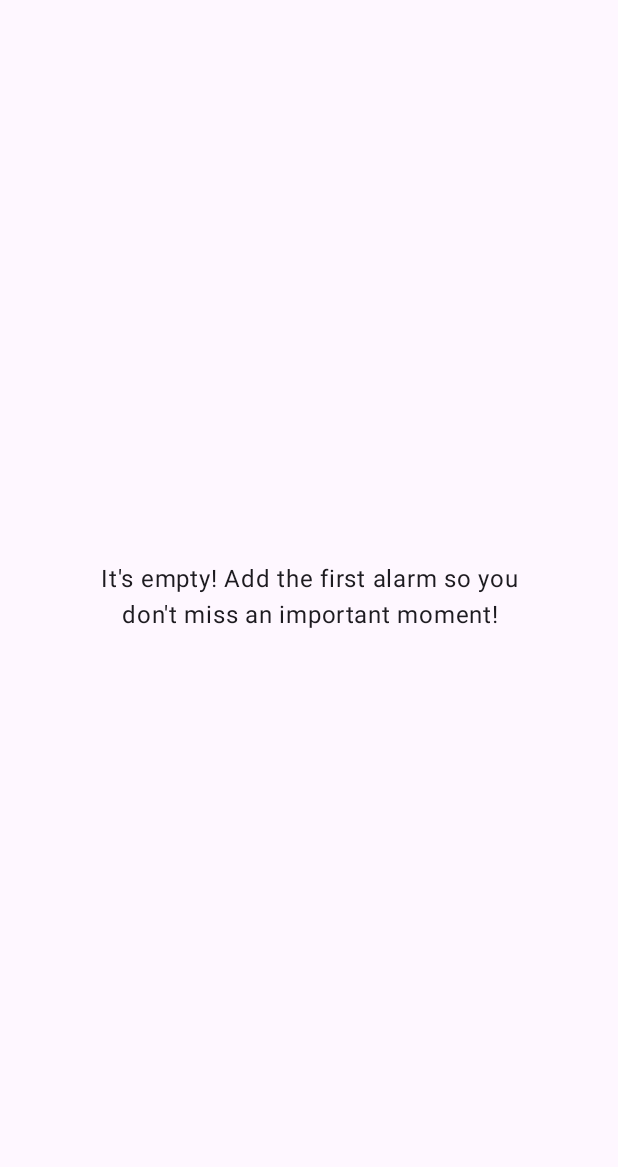
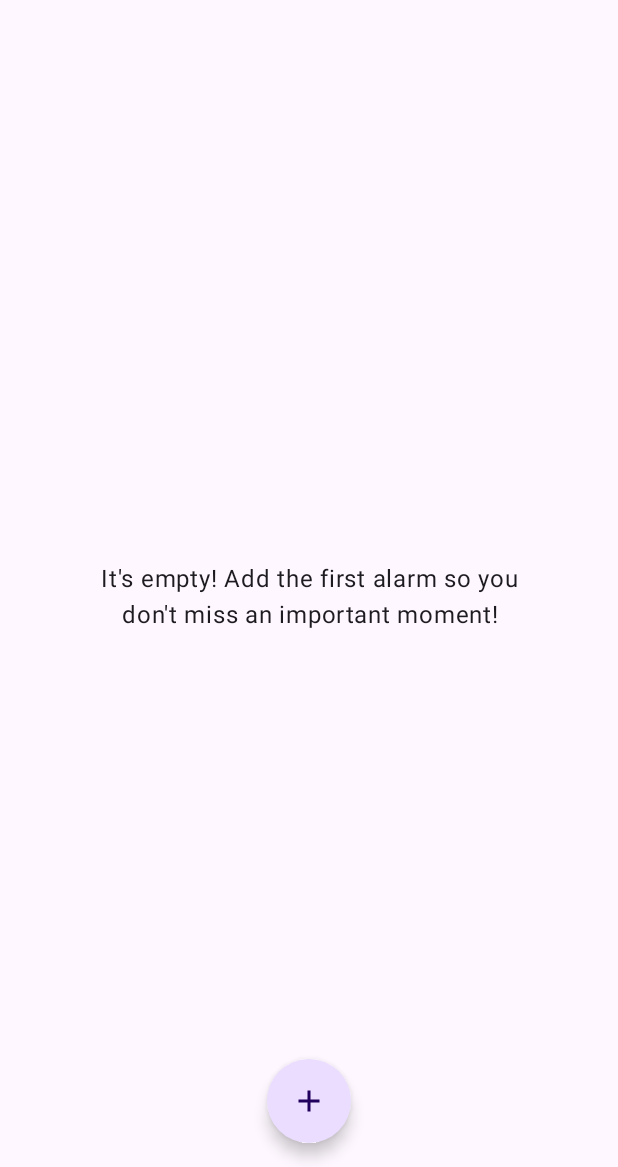
Before and after one commit to haritsbachtiar/wakeywakey, an Android app built with Jetpack Compose: the screen it shows after launch (MainActivity), on a phone screen of 412 x 824 dp, the part 69-1236 px from its top. Run offline under Robolectric (Android 15) with nearby library versions, the phone set to English and light mode, and no system bars; our stand-ins replace Compose Multiplatform resources; libraries missing offline, so code that uses them is left out: wakeywakey.composeapp.generated.

Commit message:
Adds FAB button

```diff
--- /dev/null
+++ b/composeApp/src/commonMain/composeResources/drawable/add.xml
@@ -0,0 +1,5 @@
+<vector xmlns:android="http://schemas.android.com/apk/res/android" android:height="24dp" android:tint="#000000" android:viewportHeight="24" android:viewportWidth="24" android:width="24dp">
+
+    <path android:fillColor="#FFFFFF" android:pathData="M19,13h-6v6h-2v-6H5v-2h6V5h2v6h6v2z"/>
+
+</vector>
--- a/composeApp/src/commonMain/kotlin/org/example/project/feature/WakeyWakeyApp.kt
+++ b/composeApp/src/commonMain/kotlin/org/example/project/feature/WakeyWakeyApp.kt
@@ -1,12 +1,18 @@
 package org.example.project.feature
 
+import androidx.compose.foundation.background
 import androidx.compose.foundation.layout.fillMaxSize
 import androidx.compose.foundation.layout.padding
+import androidx.compose.foundation.layout.size
 import androidx.compose.foundation.rememberScrollState
+import androidx.compose.foundation.shape.CircleShape
 import androidx.compose.foundation.verticalScroll
 import androidx.compose.material.icons.Icons
 import androidx.compose.material.icons.automirrored.filled.ArrowBack
+import androidx.compose.material.icons.filled.Add
 import androidx.compose.material3.ExperimentalMaterial3Api
+import androidx.compose.material3.FabPosition
+import androidx.compose.material3.FloatingActionButton
 import androidx.compose.material3.Icon
 import androidx.compose.material3.IconButton
 import androidx.compose.material3.Scaffold
@@ -15,6 +21,9 @@ import androidx.compose.material3.TopAppBar
 import androidx.compose.runtime.Composable
 import androidx.compose.runtime.getValue
 import androidx.compose.ui.Modifier
+import androidx.compose.ui.draw.clip
+import androidx.compose.ui.graphics.Color
+import androidx.compose.ui.unit.dp
 import androidx.navigation.NavHostController
 import androidx.navigation.compose.NavHost
 import androidx.navigation.compose.composable
@@ -22,6 +31,9 @@ import androidx.navigation.compose.currentBackStackEntryAsState
 import androidx.navigation.compose.rememberNavController
 import org.example.project.feature.alarm.detail.AlarmDetailScreen
 import org.example.project.feature.alarm.list.AlarmListScreen
+import org.jetbrains.compose.resources.vectorResource
+import wakeywakey.composeapp.generated.resources.Res
+import wakeywakey.composeapp.generated.resources.add
 
 @Composable
 fun WakeyWakeyApp(
@@ -41,7 +53,16 @@ fun WakeyWakeyApp(
                 canNavigateBack = navController.previousBackStackEntry != null,
                 navigateUp = { navController.navigateUp() }
             )
-        }
+        },
+        floatingActionButton = {
+            FloatingActionButton(
+                onClick = {  },
+                shape = CircleShape,
+            ) {
+                Icon(Icons.Filled.Add, "Large floating action button")
+            }
+        },
+        floatingActionButtonPosition = FabPosition.Center
     ) { innerPadding ->
         NavHost(
             navController = navController,
--- a/composeApp/src/commonMain/kotlin/org/example/project/feature/alarm/list/AlarmListScreen.kt
+++ b/composeApp/src/commonMain/kotlin/org/example/project/feature/alarm/list/AlarmListScreen.kt
@@ -9,6 +9,7 @@ import androidx.compose.foundation.layout.padding
 import androidx.compose.foundation.lazy.LazyColumn
 import androidx.compose.foundation.lazy.items
 import androidx.compose.material3.MaterialTheme
+import androidx.compose.material3.Scaffold
 import androidx.compose.material3.Text
 import androidx.compose.runtime.Composable
 import androidx.compose.ui.Alignment
@@ -24,6 +25,7 @@ fun AlarmListScreen(
     onCardClick: (AlarmUI) -> Unit,
     modifier: Modifier = Modifier
 ) {
+
     if (alarms.isNotEmpty()) {
         LazyColumn(
             modifier = modifier,
```
